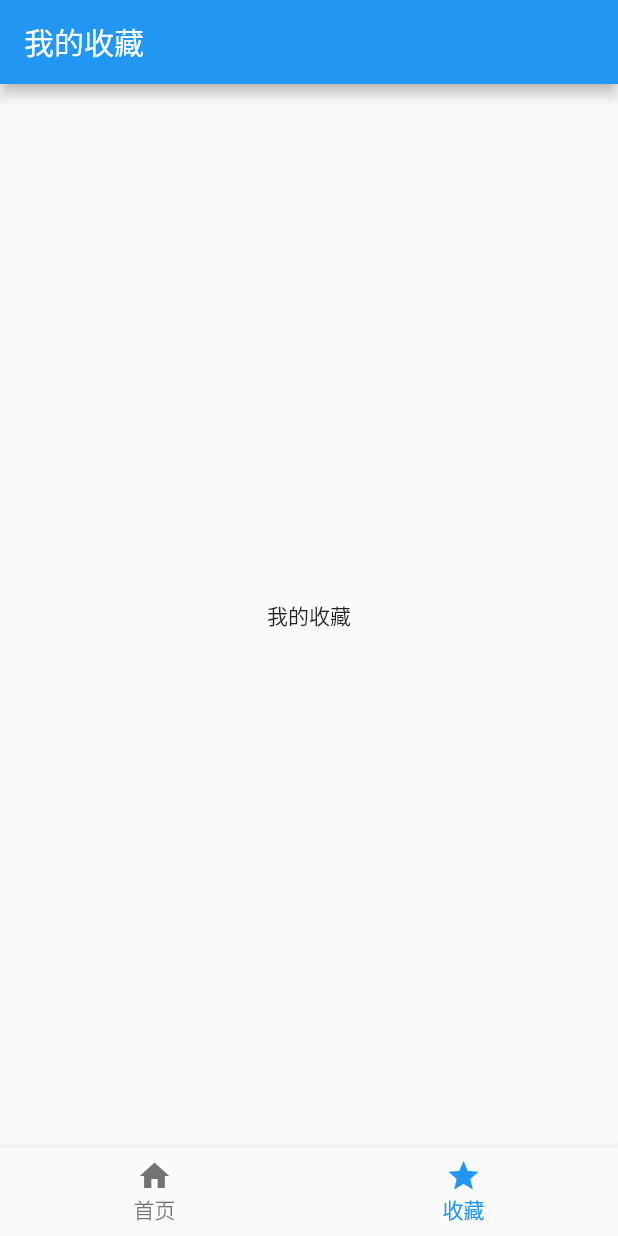
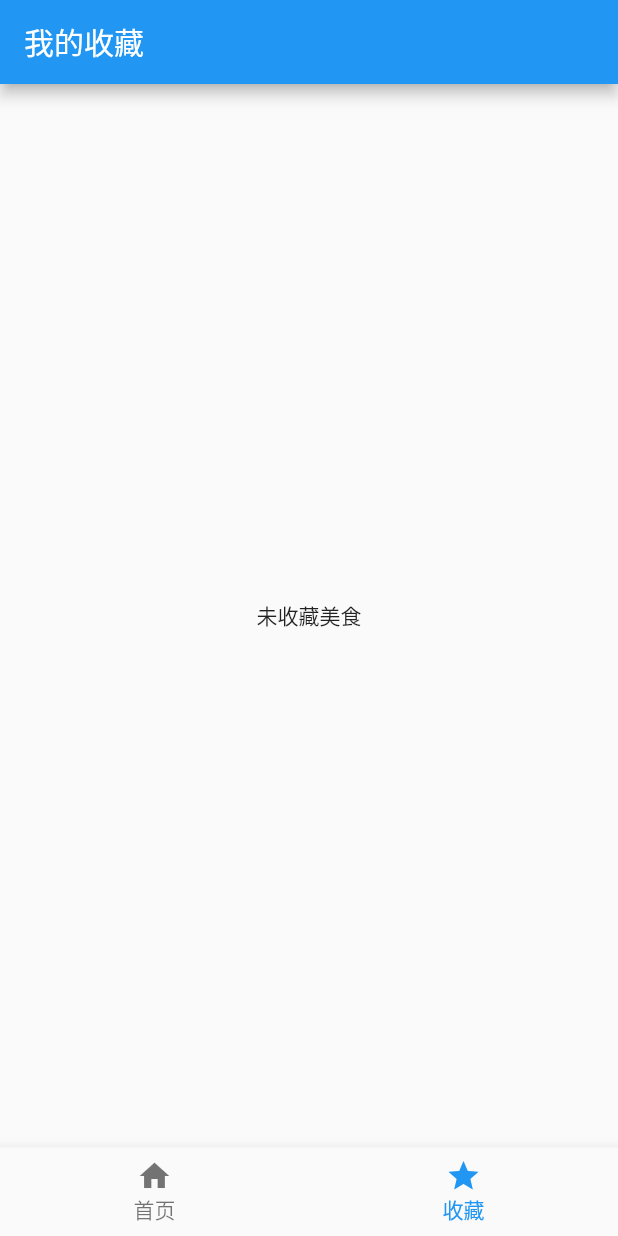
Before and after one commit to lanlinxl/flutter_demo, a Flutter app: the screen it shows after launch, item 2 of the bottom bar chosen, on a phone screen of 412 x 824 dp. Run offline on Flutter 3.47's test engine with Material 2 defaults, Android fonts, the phone set to English and light mode, and no system bars; our stand-ins replace dio, logger.

Commit message:
add：收藏模块相关逻辑

```diff
--- a/lib/core/model/meal_model.dart
+++ b/lib/core/model/meal_model.dart
@@ -1,11 +1,11 @@
 import 'dart:convert';
 import 'package:my_flutter_app/core/viewmodel/meal_view_model.dart';
 
-LLMealModel mealModelFromJson(String str) {
+LLMealModel fromJson(String str) {
   return LLMealModel.fromJson(json.decode(str));
 }
 
-String mealModelToJson(LLMealModel data) => json.encode(data.toJson());
+String toJson(LLMealModel data) => json.encode(data.toJson());
 
 List<String> complexes = ["简单","中等","困难"];
 
--- a/lib/core/router/routers.dart
+++ b/lib/core/router/routers.dart
@@ -2,6 +2,7 @@
 import 'package:flutter/cupertino.dart';
 import 'package:flutter/material.dart';
 import 'package:my_flutter_app/core/router/unknown.dart';
+import 'package:my_flutter_app/main.dart';
 import 'package:my_flutter_app/ui/pages/main/main.dart';
 import 'package:my_flutter_app/ui/pages/meal/meal.dart';
 
@@ -14,6 +15,7 @@ class LLRouter {
   };
 
   static final RouteFactory generateRoute = (settings) {
+    logd("settings.name: $settings.name");
     if (settings.name == LLMainScreen.routeName){
       return  MaterialPageRoute(
           builder: (ctx) {
--- a/lib/core/viewmodel/meal_view_model.dart
+++ b/lib/core/viewmodel/meal_view_model.dart
@@ -1,18 +1,18 @@
 import 'package:flutter/material.dart';
 import 'package:my_flutter_app/core/model/meal_model.dart';
+import 'package:my_flutter_app/core/services/json_parse.dart';
 import 'package:my_flutter_app/core/services/meal_request.dart';
 
+// 共享的数据model
 class LLMealViewModel extends ChangeNotifier{
   List<LLMealModel> _meals = [];
   List<LLMealModel> get meals {
     return _meals;
   }
   LLMealViewModel() {
-
-    LLMealRequest.getMealData().then((res) {
+    LLJsonParse.getMealData().then((res) {
       _meals = res;
       notifyListeners();
     });
   }
-
 }
--- a/lib/ui/pages/favor/favor.dart
+++ b/lib/ui/pages/favor/favor.dart
@@ -1,4 +1,5 @@
 import 'package:flutter/material.dart';
+import 'package:my_flutter_app/ui/pages/favor/favor_content.dart';
 
 class LLFavorScreen extends StatelessWidget {
   @override
@@ -8,11 +9,7 @@ class LLFavorScreen extends StatelessWidget {
       appBar: AppBar(
         title: const Text("我的收藏"),
       ),
-      body: const Center(
-        child: Text(
-          "我的收藏"
-        ),
-      ),
+      body: LLFavorContent(),
     );
   }
 }
--- /dev/null
+++ b/lib/ui/pages/favor/favor_content.dart
@@ -0,0 +1,31 @@
+
+import 'package:flutter/cupertino.dart';
+import 'package:my_flutter_app/core/viewmodel/favor_view_model.dart';
+import 'package:my_flutter_app/ui/widgets/meal_item.dart';
+import 'package:provider/provider.dart';
+
+class LLFavorContent extends StatelessWidget {
+
+  @override
+  Widget build(BuildContext context) {
+    return Consumer<LLFavorViewModel>(
+        builder: (ctx , favorVM , child){
+          if (favorVM.favorMeals.isEmpty){
+            return const Center(
+              child: Text("未收藏美食"),
+            );
+          }
+
+          return ListView.builder(
+            itemCount: favorVM.favorMeals.length,
+              itemBuilder: (itemCtx , index){
+                 return LLMealItem(favorVM.favorMeals[index]);
+              }
+          );
+        }
+    );
+
+
+  }
+
+}
--- a/lib/ui/pages/home/home_category_item.dart
+++ b/lib/ui/pages/home/home_category_item.dart
@@ -27,9 +27,7 @@ class LLHomeCategoryItem extends StatelessWidget {
         alignment: Alignment.center,
         child: Text(
           _category.title,
-          style: Theme.of(context).textTheme.displayMedium?.copyWith(
-            fontWeight: FontWeight.bold
-          ),
+          style: const TextStyle(fontSize: 20),
         )
       ),
 
--- a/lib/ui/pages/home/home_content.dart
+++ b/lib/ui/pages/home/home_content.dart
@@ -1,7 +1,7 @@
 import 'package:flutter/material.dart';
 import 'package:my_flutter_app/core/extension/int+.dart';
 import 'package:my_flutter_app/core/model/category_model.dart';
-import 'package:my_flutter_app/core/services/LLJsonParse.dart';
+import 'package:my_flutter_app/core/services/json_parse.dart';
 import 'package:my_flutter_app/main.dart';
 import 'package:my_flutter_app/ui/pages/home/home_category_item.dart';
 
@@ -11,8 +11,8 @@ class LLHomeContent extends StatelessWidget{
     return FutureBuilder<List<LLCategoryModel>>(
         future: LLJsonParse.getCategoryData(),
         builder: (ctx , snapshot){
-          if (!snapshot.hasData) return Center(child: CircularProgressIndicator(),);
-          if (snapshot.error != null) return Center(child: Text("请求失败"),);
+          if (!snapshot.hasData) return const Center(child: CircularProgressIndicator(),);
+          if (snapshot.error != null) return const Center(child: Text("请求失败"),);
 
           final categories = snapshot.data as List;
           return GridView.builder(
--- a/pubspec.yaml
+++ b/pubspec.yaml
@@ -33,10 +33,16 @@ dependencies:
 
   #debug日志库
   logger: ^1.3.0
+
   #共享数据状态管理库
   provider: ^6.0.5
+
   #网络请求库
   dio: ^5.0.3
+
+  #数据持久化（底层是iOS的NSUserDefaults，Android的SharedPreferences）
+  shared_preferences: ^2.0.20
+
   # The following adds the Cupertino Icons font to your application.
   # Use with the CupertinoIcons class for iOS style icons.
   cupertino_icons: ^1.0.2
```
Also changed, not shown: lib/core/services/json_parse.dart (+18 -0 lines), lib/core/viewmodel/favor_view_model.dart (added, +37 -0 lines), lib/core/viewmodel/initialize_providers.dart (added, +9 -0 lines), lib/main.dart (+5 -4 lines), lib/ui/pages/meal/meal_content.dart (+13 -1 lines), lib/ui/widgets/meal_item.dart (+57 -19 lines), lib/ui/widgets/operation_item.dart (+4 -3 lines), 65 other files.
